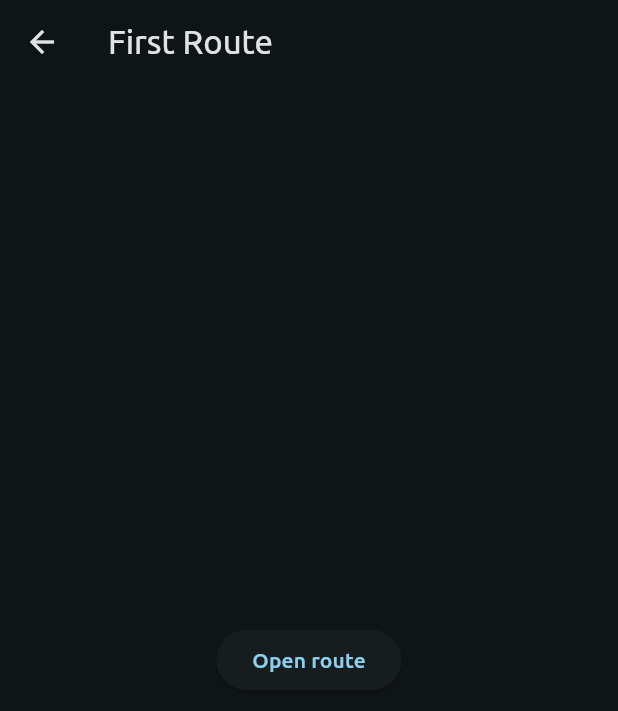
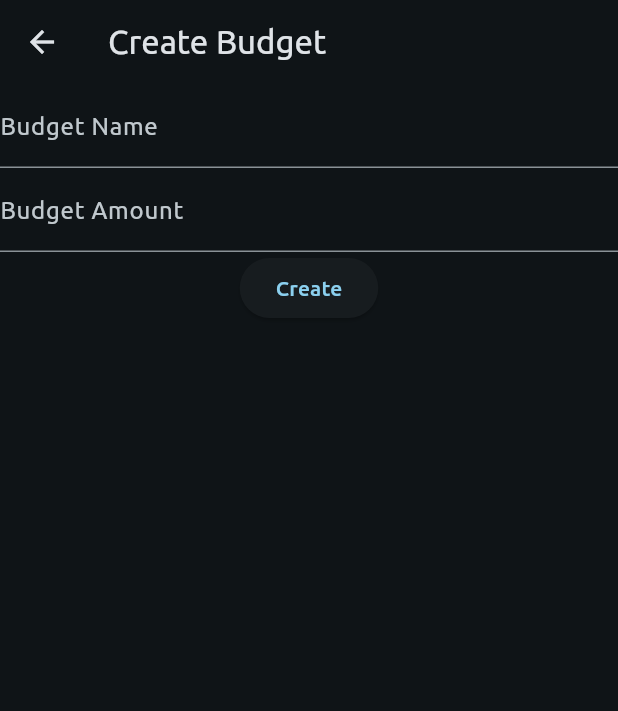
Before and after one commit to leejonathandev/ezbudget, a Flutter app: the screen it shows after launch, after a tap on the "add" icon, on a phone screen of 412 x 824 dp. Shown: the top 711 px of the screen. Run offline on Flutter 3.47's test engine with Material 3 defaults, Android fonts, the light colour scheme and no system bars; project files that could hold a hidden picture were left out.

Commit message:
Add create budget popup and got it working

```diff
--- a/lib/create_budget_screen.dart
+++ b/lib/create_budget_screen.dart
@@ -1,20 +1,39 @@
+import 'package:ezbudget/budget.dart';
 import 'package:flutter/material.dart';
 
-class CreateBudgetView extends StatelessWidget {
-  const CreateBudgetView({super.key});
+class CreateBudgetView extends StatefulWidget {
+  final List<Budget> budgets;
 
+  @override
+  State<StatefulWidget> createState() => _CreateBudgetViewState();
+
+  const CreateBudgetView({super.key, required this.budgets});
+}
+
+class _CreateBudgetViewState extends State<CreateBudgetView> {
   @override
   Widget build(BuildContext context) {
     return Scaffold(
       appBar: AppBar(
-        title: const Text('First Route'),
+        title: const Text('Create Budget'),
       ),
-      body: Center(
-        child: ElevatedButton(
-          child: const Text('Open route'),
-          onPressed: () {
-            // Navigate to second route when tapped.
-          },
+      body: Form(
+        child: Column(
+          mainAxisAlignment: MainAxisAlignment.center,
+          mainAxisSize: MainAxisSize.min,
+          children: [
+            TextFormField(
+              decoration: const InputDecoration(labelText: "Budget Name"),
+            ),
+            TextFormField(
+              decoration: const InputDecoration(labelText: "Budget Amount"),
+              keyboardType: TextInputType.number,
+            ),
+            ElevatedButton(
+              onPressed: () => {},
+              child: const Text("Create"),
+            )
+          ],
         ),
       ),
     );
--- a/lib/main_view.dart
+++ b/lib/main_view.dart
@@ -2,6 +2,7 @@ import 'package:ezbudget/budget.dart';
 import 'package:ezbudget/budget_tile.dart';
 import 'package:ezbudget/create_budget_screen.dart';
 import 'package:flutter/material.dart';
+import 'package:flutter/services.dart';
 import 'package:intl/intl.dart';
 
 final currencyFormatter = NumberFormat.simpleCurrency();
@@ -35,7 +36,9 @@ class _MainViewState extends State<MainView> {
               Navigator.push(
                 context,
                 MaterialPageRoute(
-                    builder: (context) => const CreateBudgetView()),
+                    builder: (context) => CreateBudgetView(
+                          budgets: widget.budgets,
+                        )),
               )
             },
             icon: const Icon(Icons.add),
@@ -88,13 +91,12 @@ class _MainViewState extends State<MainView> {
                 child: InkWell(
                   // This is what changes the screen
                   // when you press the button
-                  onTap: () => {
-                    Navigator.push(
-                      context,
-                      MaterialPageRoute(
-                          builder: (context) => const CreateBudgetView()),
-                    )
-                  },
+                  onTap: () => showDialog<String>(
+                    context: context,
+                    builder: (BuildContext context) => CreateBudgetDialog(
+                        budgets: widget.budgets,
+                        refreshBudgetsCallback: updateRemainingBudget),
+                  ),
                   // This is for the icon in the middle
                   child: const Padding(
                     padding: EdgeInsets.all(5),
@@ -145,3 +147,68 @@ class _MainViewState extends State<MainView> {
     });
   }
 }
+
+class CreateBudgetDialog extends StatefulWidget {
+  final List<Budget> budgets;
+  final Function() refreshBudgetsCallback;
+
+  const CreateBudgetDialog(
+      {super.key, required this.budgets, required this.refreshBudgetsCallback});
+
+  @override
+  State<StatefulWidget> createState() => _CreateBudgetDialogState();
+}
+
+class _CreateBudgetDialogState extends State<CreateBudgetDialog> {
+  final budgetNameInputController = TextEditingController();
+  final budgetAmountInputController = TextEditingController();
+
+  @override
+  Widget build(BuildContext context) {
+    return AlertDialog(
+      title: const Text("Create Budget"),
+      content:
+          // A Form ancestor is not required. The Form simply makes it
+          // easier to save, reset, or validate multiple fields at once.
+          Form(
+        child: Column(
+          mainAxisAlignment: MainAxisAlignment.center,
+          mainAxisSize: MainAxisSize.min,
+          children: [
+            TextFormField(
+              controller: budgetNameInputController,
+              decoration: const InputDecoration(labelText: "Budget Name"),
+              inputFormatters: [
+                FilteringTextInputFormatter.singleLineFormatter
+              ],
+            ),
+            TextFormField(
+              controller: budgetAmountInputController,
+              decoration: const InputDecoration(labelText: "Budget Amount"),
+              inputFormatters: [
+                FilteringTextInputFormatter.singleLineFormatter
+              ],
+              keyboardType: TextInputType.number,
+            ),
+            ElevatedButton(
+              onPressed: () => {
+                widget.budgets.add(Budget(budgetNameInputController.text,
+                    double.parse(budgetAmountInputController.text))),
+                widget.refreshBudgetsCallback(),
+                Navigator.pop(context, "create-action")
+              },
+              child: const Text("Create"),
+            )
+          ],
+        ),
+      ),
+    );
+  }
+
+  @override
+  void dispose() {
+    budgetNameInputController.dispose();
+    budgetAmountInputController.dispose();
+    super.dispose();
+  }
+}
```
